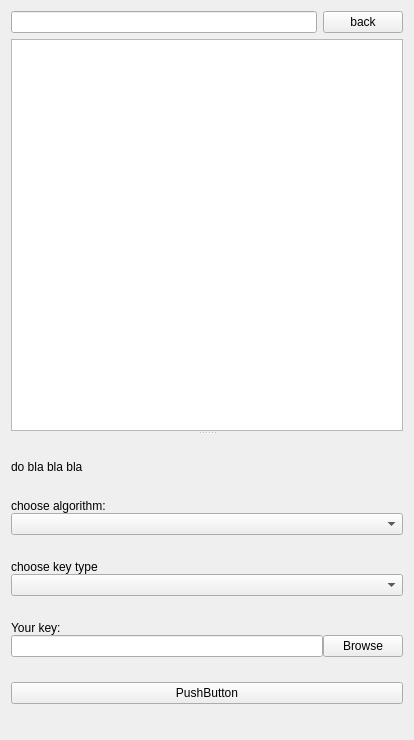
Old version of the form forms/file_system.ui in the repository akhmeade/yanileda.
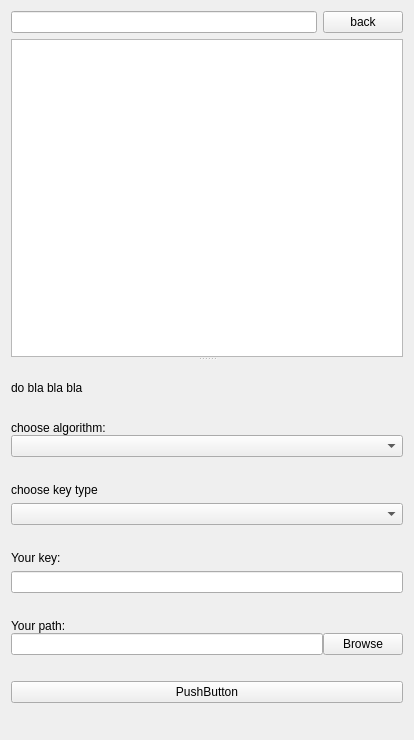
New version of the form.

```diff
--- a/forms/file_system.ui
+++ b/forms/file_system.ui
@@ -19,7 +19,7 @@
   <property name="windowTitle">
    <string>Form</string>
   </property>
-  <layout class="QVBoxLayout" name="verticalLayout_5">
+  <layout class="QVBoxLayout" name="verticalLayout_6">
    <item>
     <layout class="QHBoxLayout" name="horizontalLayout_2">
      <item>
@@ -65,11 +65,8 @@
        <bool>false</bool>
       </attribute>
      </widget>
-     <widget class="QWidget" name="layoutWidget">
-      <layout class="QVBoxLayout" name="verticalLayout_4" stretch="0,1,1,0,0">
-       <property name="spacing">
-        <number>0</number>
-       </property>
+     <widget class="QWidget" name="">
+      <layout class="QVBoxLayout" name="verticalLayout_4">
        <item>
         <widget class="QLabel" name="message_label">
          <property name="sizePolicy">
@@ -120,12 +117,6 @@
        </item>
        <item>
         <layout class="QVBoxLayout" name="verticalLayout_2">
-         <property name="spacing">
-          <number>0</number>
-         </property>
-         <property name="sizeConstraint">
-          <enum>QLayout::SetMinimumSize</enum>
-         </property>
          <item>
           <widget class="QLabel" name="key_type_label">
            <property name="sizePolicy">
@@ -145,13 +136,7 @@
         </layout>
        </item>
        <item>
-        <layout class="QVBoxLayout" name="verticalLayout_3">
-         <property name="spacing">
-          <number>0</number>
-         </property>
-         <property name="sizeConstraint">
-          <enum>QLayout::SetMinimumSize</enum>
-         </property>
+        <layout class="QVBoxLayout" name="verticalLayout_5">
          <item>
           <widget class="QLabel" name="key_label">
            <property name="sizePolicy">
@@ -166,9 +151,42 @@
           </widget>
          </item>
          <item>
+          <widget class="QLineEdit" name="key_box">
+           <property name="sizePolicy">
+            <sizepolicy hsizetype="Expanding" vsizetype="Fixed">
+             <horstretch>0</horstretch>
+             <verstretch>0</verstretch>
+            </sizepolicy>
+           </property>
+          </widget>
+         </item>
+        </layout>
+       </item>
+       <item>
+        <layout class="QVBoxLayout" name="verticalLayout_3">
+         <property name="spacing">
+          <number>0</number>
+         </property>
+         <property name="sizeConstraint">
+          <enum>QLayout::SetMinimumSize</enum>
+         </property>
+         <item>
+          <widget class="QLabel" name="path_label">
+           <property name="sizePolicy">
+            <sizepolicy hsizetype="Preferred" vsizetype="Fixed">
+             <horstretch>0</horstretch>
+             <verstretch>0</verstretch>
+            </sizepolicy>
+           </property>
+           <property name="text">
+            <string>Your path:</string>
+           </property>
+          </widget>
+         </item>
+         <item>
           <layout class="QHBoxLayout" name="horizontalLayout">
            <item>
-            <widget class="QLineEdit" name="key_box"/>
+            <widget class="QLineEdit" name="path_box_2"/>
            </item>
            <item>
             <widget class="QPushButton" name="browse_button">
```
